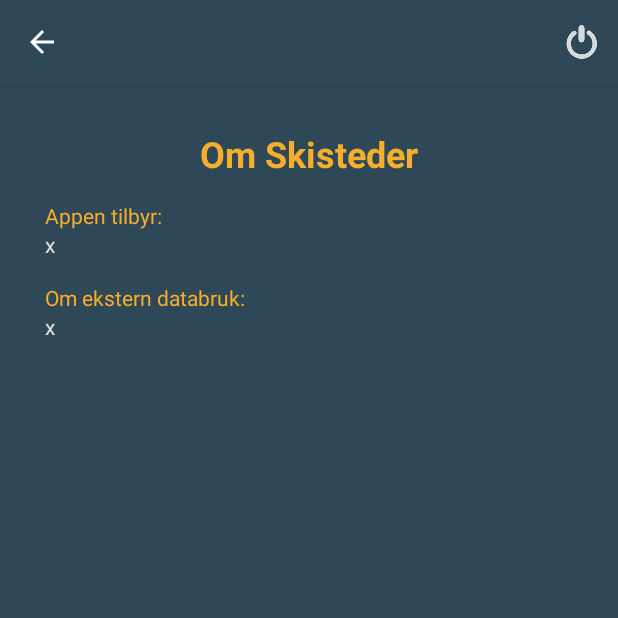
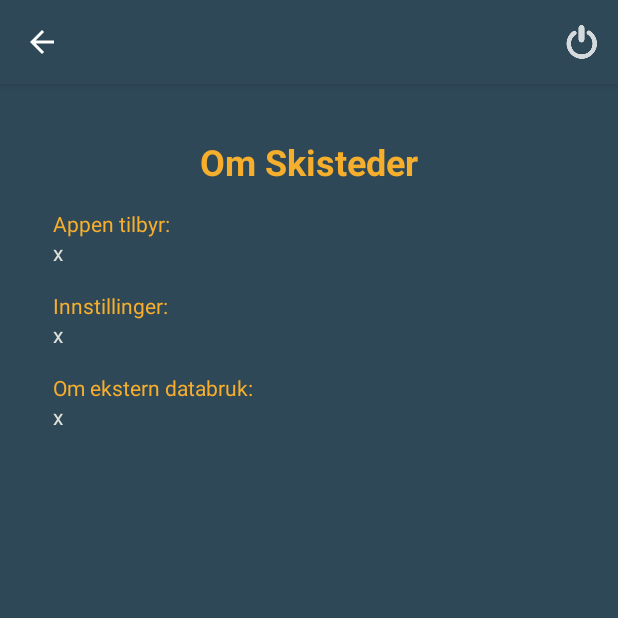
Before and after one commit to lurer/mappe3_skiresorts, an Android app: the AboutActivity screen opened directly, with no data from a screen before it, on a phone screen of 412 x 824 dp, the top half of it. Run offline under Robolectric (Android 15) with nearby library versions, the phone set to English and light mode, and no system bars.

Commit message:
Fungerende løsning. Skal endre FnugApi sin måte å bygge streng på nå.

```diff
--- a/app/src/main/java/com/example/s198599/s198599_mappe3/AboutActivity.java
+++ b/app/src/main/java/com/example/s198599/s198599_mappe3/AboutActivity.java
@@ -19,9 +19,11 @@ public class AboutActivity extends AppCompatActivity {
 
         TextView provides = (TextView)findViewById(R.id.aboutProvides);
         TextView information = (TextView)findViewById(R.id.aboutInformation);
+        TextView settings = (TextView)findViewById(R.id.aboutSettings);
 
         provides.setText(getTextFromFile("provides"));
         information.setText(getTextFromFile("information"));
+        settings.setText(getTextFromFile("settings"));
     }
 
     @Override
@@ -59,6 +61,8 @@ public class AboutActivity extends AppCompatActivity {
             case "information":
                 is = getResources().openRawResource(R.raw.about_information);
                 break;
+            case "settings":
+                is = getResources().openRawResource(R.raw.about_settings);
         }
 
         try{
--- a/app/src/main/java/com/example/s198599/s198599_mappe3/MainActivity.java
+++ b/app/src/main/java/com/example/s198599/s198599_mappe3/MainActivity.java
@@ -57,10 +57,9 @@ public class MainActivity extends AppCompatActivity implements FnuggCallback{
         Log.d("RESORT", "MainActivity - Starting import");
         if(!repository.isLoaded()){                 //Resette alt før ny import
             repository.setIsLoaded(false);
-            repository.setDisableGoogleApi(false);
             repository.setCustomMarkerLatLng(null);
             repository.setCustomMapMarker(null);
-            new FnuggAPI(this).execute(Static_lib.USE_API.FNUGG_INIT); //Grensesnittet mot APIet
+            new FnuggAPI(this, this).execute(Static_lib.USE_API.FNUGG_INIT); //Grensesnittet mot APIet
 
         }else{
             notifyFnuggResult();        //Bruk eksisterende data
@@ -172,7 +171,7 @@ public class MainActivity extends AppCompatActivity implements FnuggCallback{
                         Log.d("RESORT", "Marker clicked. Info: = " + resort.getId() + " " + resort.getName());
 
                         repository.setResortMarkerClicked(resort.getId());
-                        fnuggApi = new FnuggAPI(mapHandler);              //Grensesnittet mot APIet
+                        fnuggApi = new FnuggAPI(getBaseContext(), mapHandler);              //Grensesnittet mot APIet
                         fnuggApi.execute(Static_lib.USE_API.FNUGG_DETAIL);
 
                     }
@@ -233,6 +232,7 @@ public class MainActivity extends AppCompatActivity implements FnuggCallback{
 
             Marker customMarker = map.addMarker(new MarkerOptions()
                     .position(myLocation)
+                    .title(getString(R.string.myLocation))
                     .icon(BitmapDescriptorFactory.defaultMarker(BitmapDescriptorFactory.HUE_AZURE)));
 
             repository.setCustomMapMarker(customMarker);
--- a/app/src/main/java/com/example/s198599/s198599_mappe3/PreferenceActivity.java
+++ b/app/src/main/java/com/example/s198599/s198599_mappe3/PreferenceActivity.java
@@ -32,7 +32,6 @@ public class PreferenceActivity extends AppCompatActivity{
         super.onCreate(savedInstanceState);
         setContentView(R.layout.activity_preference);
         prefs = getSharedPreferences("MyPrefs", MODE_PRIVATE);
-
 
         getFragmentManager().beginTransaction().
                 replace(android.R.id.content, new PrefFragment()).
--- a/app/src/main/java/com/example/s198599/s198599_mappe3/ResortList.java
+++ b/app/src/main/java/com/example/s198599/s198599_mappe3/ResortList.java
@@ -78,7 +78,7 @@ public class ResortList extends AppCompatActivity implements ResortAdapterCallba
     public void onItemClicked(Resort resort) {
         Log.d("RESORT", "Selected resort != null");
         selectedResort = resort;
-        fnuggApi = new FnuggAPI(this);              //Grensesnittet mot APIet
+        fnuggApi = new FnuggAPI(this, this);              //Grensesnittet mot APIet
         repository.setResortMarkerClicked(selectedResort.getId());
         fnuggApi.execute(Static_lib.USE_API.FNUGG_DETAIL);
     }
--- a/app/src/main/res/layout/activity_about.xml
+++ b/app/src/main/res/layout/activity_about.xml
@@ -1,11 +1,14 @@
-<RelativeLayout xmlns:android="http://schemas.android.com/apk/res/android"
+<ScrollView xmlns:android="http://schemas.android.com/apk/res/android"
     xmlns:tools="http://schemas.android.com/tools"
     android:layout_width="match_parent"
     android:layout_height="match_parent"
     android:padding="30dp"
     tools:context="com.example.s198599.s198599_mappe3.AboutActivity">
 
-
+    <RelativeLayout
+        android:layout_width="match_parent"
+        android:layout_height="match_parent"
+        android:padding="5dp">
         <TextView
             android:id="@+id/aboutTitle"
             android:layout_width="match_parent"
@@ -33,10 +36,24 @@
             android:textColor="@color/light_text_color"/>
 
         <TextView
+            android:id="@+id/settings"
+            android:text="@string/aboutSettings"
+            android:layout_width="match_parent"
+            android:layout_height="wrap_content"
+            android:layout_below="@id/aboutProvides"
+            android:textColor="@color/header_text_color"/>
+        <TextView
+            android:id="@+id/aboutSettings"
+            android:layout_width="match_parent"
+            android:layout_height="wrap_content"
+            android:layout_below="@+id/settings"
+            android:textColor="@color/light_text_color"/>
+
+        <TextView
             android:id="@+id/information"
             android:text="@string/aboutInformation"
             android:textColor="@color/header_text_color"
-        android:layout_below="@+id/aboutProvides"
+            android:layout_below="@+id/aboutSettings"
             android:layout_width="wrap_content"
             android:layout_height="wrap_content" />
 
@@ -47,3 +64,5 @@
             android:layout_width="wrap_content"
             android:layout_height="wrap_content" />
     </RelativeLayout>
+
+</ScrollView>
--- a/app/src/main/res/values/strings.xml
+++ b/app/src/main/res/values/strings.xml
@@ -26,11 +26,12 @@
     <string name="lblEmail">E-post:</string>
 
     <string name="timeUnit">timer</string>
+    <string name="myLocation">Min lokasjon</string>
 
     <string name="prefTitle">Innstillinger</string>
     <string name="prefZoomTitle">Velg nivå på zoom</string>
     <string name="prefFineZoom">Bedre zoom</string>
-    <string name="prefRegionTitle">Filtrer søkeresultater på regioner</string>
+    <string name="prefRegionTitle">Klikk på de regionene du vil fjerne fra søkeresultatene</string>
     <string name="prefRegionMidtNorge">Midt-Norge</string>
     <string name="prefRegionNordNorge">Nord-Norge</string>
     <string name="prefRegionNordVestlandet">Nord-Vestlandet</string>
@@ -42,6 +43,7 @@
     <string name="aboutTitle">Om Skisteder</string>
     <string name="aboutProvides">Appen tilbyr:</string>
     <string name="aboutInformation">Om ekstern databruk:</string>
+    <string name="aboutSettings">Innstillinger:</string>
 
     <string name="sort">Sorter etter</string>
     <string name="alphabetical">a-å</string>
--- a/app/src/main/res/values/styles.xml
+++ b/app/src/main/res/values/styles.xml
@@ -9,6 +9,7 @@
     </style>
 
     <style name="MyActionbarTheme" parent="@android:style/Widget.Holo.Light.ActionBar">
-        <item name="android:background">#333</item>
+        <item name="android:background">#f00</item>
     </style>
+
 </resources>
```
Also changed, not shown: app/src/main/java/com/example/s198599/s198599_mappe3/api_tools/FnuggAPI.java (+7 -2 lines), app/src/main/java/com/example/s198599/s198599_mappe3/models/Repository.java (+8 -11 lines), 2 other files. Lines whose indentation alone changed are shown as unchanged.
